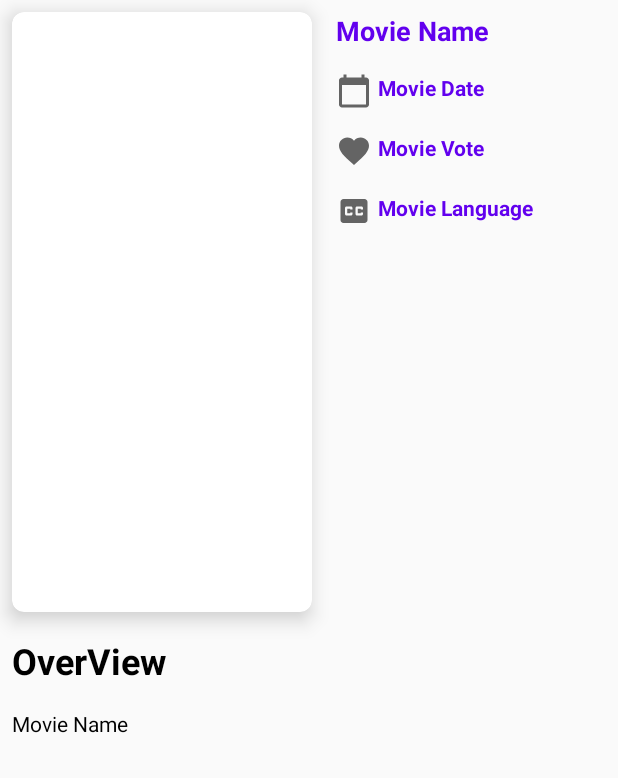
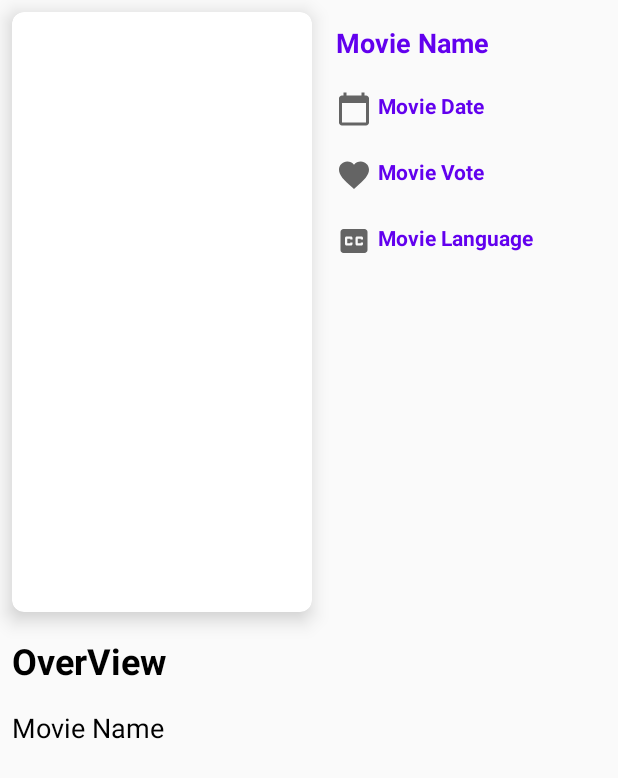
Before and after one commit to phoenix503/IonEnergy, an Android app: the layout activity_movie_details.xml on its own in the app's theme, with its tools: preview values and no code run, on a phone screen of 412 x 824 dp. Shown: the top 778 px of the screen. Run offline under Robolectric (Android 15) with nearby library versions, the phone set to English and light mode, and no system bars.

```diff
--- a/app/src/main/java/com/suite/ionenergy/ui/MainActivity.java
+++ b/app/src/main/java/com/suite/ionenergy/ui/MainActivity.java
@@ -55,7 +55,7 @@ public class MainActivity extends AppCompatActivity {
             public void onResponse(Call<MovieListClass> call, Response<MovieListClass> response) {
                 switch (response.code()){
                     case 200:
-                        Log.e("response", response.body().getResults().get(0).getName());
+//                        Log.e("response", response.body().getResults().get(0).getName());
                         MoviesAdapter moviesAdapter = new MoviesAdapter(MainActivity.this, response.body().getResults());
                         recyclerView.setAdapter(moviesAdapter);
                         break;
--- a/app/src/main/res/layout/activity_movie_details.xml
+++ b/app/src/main/res/layout/activity_movie_details.xml
@@ -40,7 +40,9 @@
             android:id="@+id/movie_name"
             android:layout_width="wrap_content"
             android:layout_height="wrap_content"
-            android:layout_margin="8dp"
+            android:layout_marginLeft="8dp"
+            android:layout_marginTop="16dp"
+            android:layout_marginBottom="4dp"
             android:layout_toRightOf="@id/cardView"
             android:text="Movie Name"
             android:textColor="@color/colorPrimary"
@@ -52,7 +54,9 @@
             android:layout_width="wrap_content"
             android:layout_height="wrap_content"
             android:layout_below="@id/movie_name"
-            android:layout_margin="8dp"
+            android:layout_marginLeft="8dp"
+            android:layout_marginTop="16dp"
+            android:layout_marginBottom="4dp"
             android:layout_toRightOf="@id/cardView">
 
             <ImageView
@@ -78,7 +82,9 @@
             android:layout_width="wrap_content"
             android:layout_height="wrap_content"
             android:layout_below="@id/movie_date_ll"
-            android:layout_margin="8dp"
+            android:layout_marginLeft="8dp"
+            android:layout_marginTop="16dp"
+            android:layout_marginBottom="4dp"
             android:layout_toRightOf="@id/cardView">
 
             <ImageView
@@ -106,7 +112,9 @@
             android:layout_width="wrap_content"
             android:layout_height="wrap_content"
             android:layout_below="@id/movie_avg"
-            android:layout_margin="8dp"
+            android:layout_marginLeft="8dp"
+            android:layout_marginTop="16dp"
+            android:layout_marginBottom="4dp"
             android:layout_toRightOf="@id/cardView">
 
             <ImageView
@@ -148,7 +156,7 @@
             android:layout_margin="8dp"
             android:text="Movie Name"
             android:textColor="@android:color/black"
-            android:textSize="14sp"
+            android:textSize="18sp"
             android:textStyle="normal" />
 
 
```
